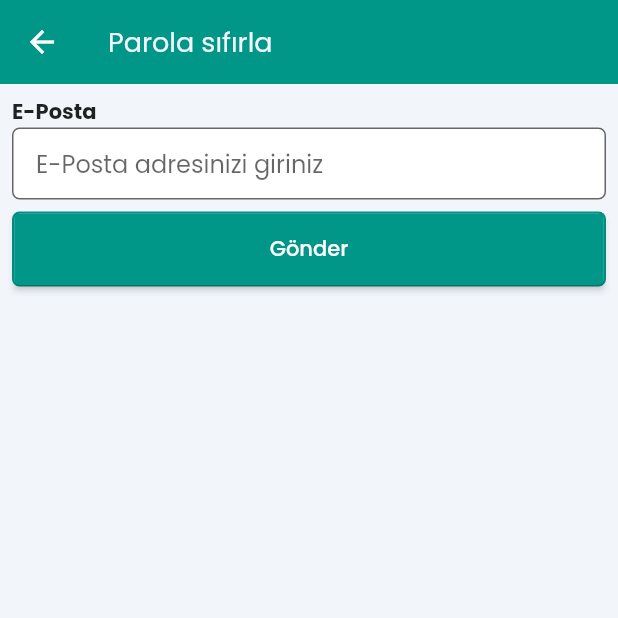
After one commit to berkanaslan/flutter_live_chat_app, a Flutter app: the ResetPassword screen opened directly, on a phone screen of 412 x 824 dp, the top half of it. The commit adds this screen. Run offline on Flutter 3.47's test engine with Material 2 defaults, Android fonts, the phone set to English and light mode, and no system bars; our stand-ins replace bubble, cloud_firestore, firebase_auth, firebase_core, firebase_messaging, firebase_storage and 6 more; accounts and stored records are empty.

Commit message:
Added reset password

```diff
--- a/lib/app/errors_exception.dart
+++ b/lib/app/errors_exception.dart
@@ -5,6 +5,8 @@ class Errors {
         return "Bu e-posta adresi zaten kullanılıyor. Lütfen farklı bir e-posta adresi kullanınız.";
       case 'user-not-found':
         return "Bu e-posta adresi ile kayıtlı bir kullanıcı yok. Lütfen geçerli bir e-posta adresi deneyiniz.";
+      case 'ınvalıd-emaıl':
+        return "Yazdığınız e-posta sistemimizde kayıtlı değil. Lütfen doğru bir e-posta hesabı giriniz.";
 
       default:
         return "Üzgünüz, bir hata oluştu.";
--- a/lib/app/sign_in/mail_and_pass_form.dart
+++ b/lib/app/sign_in/mail_and_pass_form.dart
@@ -1,6 +1,7 @@
 import 'package:firebase_core/firebase_core.dart';
 import 'package:flutter/material.dart';
 import 'package:flutter_live_chat_app/app/errors_exception.dart';
+import 'package:flutter_live_chat_app/app/sign_in/reset_password.dart';
 import 'package:flutter_live_chat_app/common_widgets/platform_alert_dialog.dart';
 import 'package:flutter_live_chat_app/common_widgets/sign_in_text_form_field.dart';
 import 'package:flutter_live_chat_app/common_widgets/social_log_in_button.dart';
@@ -30,6 +31,7 @@ class _MailAndPassFormState extends State<MailAndPassForm> {
   }
 
   _formSubmit() async {
+    setState(() {});
     _formKey.currentState.save();
     final _userViewModel = Provider.of<UserViewModel>(context, listen: false);
 
@@ -163,7 +165,8 @@ class _MailAndPassFormState extends State<MailAndPassForm> {
                                     color: Theme.of(context).primaryColor),
                               ),
                               onTap: () {
-                                print("Forgot pass codes");
+                                Navigator.of(context).push(MaterialPageRoute(
+                                    builder: (context) => ResetPassword()));
                               },
                             ),
                           ),
--- /dev/null
+++ b/lib/app/sign_in/reset_password.dart
@@ -0,0 +1,98 @@
+import 'package:firebase_auth/firebase_auth.dart';
+import 'package:flutter/material.dart';
+import 'package:flutter_live_chat_app/app/errors_exception.dart';
+import 'package:flutter_live_chat_app/common_widgets/platform_alert_dialog.dart';
+import 'package:flutter_live_chat_app/common_widgets/sign_in_text_form_field.dart';
+import 'package:flutter_live_chat_app/common_widgets/social_log_in_button.dart';
+import 'package:flutter_live_chat_app/view_models/user_view_model.dart';
+import 'package:provider/provider.dart';
+
+class ResetPassword extends StatefulWidget {
+  @override
+  _ResetPasswordState createState() => _ResetPasswordState();
+}
+
+class _ResetPasswordState extends State<ResetPassword> {
+  final _formKey = GlobalKey<FormState>();
+  String _mail;
+
+  _formSubmit() async {
+    setState(() {});
+    _formKey.currentState.save();
+    final _userViewModel = Provider.of<UserViewModel>(context, listen: false);
+
+    try {
+      await _userViewModel.resetPassword(_mail);
+      return PlatformAlertDialog(
+        title: "Başarılı!",
+        message:
+            "Şifrenizi sıfırlamanız için E-Posta adresinize bir mail gönderdik. Spam klasörünüzü kontrol etmeyi unutmayın.",
+        mainActionText: "Tamam",
+      ).show(context);
+    } on FirebaseException catch (e) {
+      return PlatformAlertDialog(
+        title: "Oturum açarken hata!",
+        message: Errors.showError(e.code.toString()),
+        mainActionText: "Tamam",
+      ).show(context);
+    }
+  }
+
+  @override
+  Widget build(BuildContext context) {
+    final _userViewModel = Provider.of<UserViewModel>(context, listen: true);
+    return Scaffold(
+      appBar: AppBar(
+        title: Text(
+          "Parola sıfırla",
+          style: TextStyle(
+            fontSize: 18,
+            color: Color(0xFFF2F6FA),
+          ),
+        ),
+      ),
+      body: _userViewModel.state == ViewState.Idle
+          ? SingleChildScrollView(
+              child: Form(
+                key: _formKey,
+                child: Padding(
+                  padding: const EdgeInsets.all(8.0),
+                  child: Column(
+                    crossAxisAlignment: CrossAxisAlignment.start,
+                    children: [
+                      Text(
+                        "E-Posta",
+                        textAlign: TextAlign.end,
+                        style: TextStyle(
+                          fontSize: 14,
+                          fontWeight: FontWeight.bold,
+                        ),
+                      ),
+                      SignInTextFormField(
+                        obscureText: false,
+                        hintText: "E-Posta adresinizi giriniz",
+                        keyboardType: TextInputType.emailAddress,
+                        errorText:
+                            _userViewModel.mailErrorMessageForReset != null
+                                ? _userViewModel.mailErrorMessageForReset
+                                : null,
+                        onSaved: (String inputMail) {
+                          _mail = inputMail;
+                        },
+                      ),
+                      SocialLogInButton(
+                        buttonText: "Gönder",
+                        buttonBgColor: Theme.of(context).primaryColor,
+                        onPressed: () => _formSubmit(),
+                      ),
+                    ],
+                  ),
+                ),
+              ),
+            )
+          : Center(
+              child: CircularProgressIndicator(),
+            ),
+    );
+  }
+}
--- a/lib/services/fake_auth_service.dart
+++ b/lib/services/fake_auth_service.dart
@@ -46,4 +46,5 @@ class FakeAuthService implements AuthBase {
       () => UserModel(userID: userID, mail: mail),
     );
   }
+
 }
--- a/lib/services/firebase_auth_service.dart
+++ b/lib/services/firebase_auth_service.dart
@@ -6,7 +6,7 @@ import 'package:google_sign_in/google_sign_in.dart';
 class FirebaseAuthService implements AuthBase {
   final FirebaseAuth _firebaseAuth = FirebaseAuth.instance;
 
-  UserModel _userFromFirebase(User user)  {
+  UserModel _userFromFirebase(User user) {
     if (user == null) {
       return null;
     } else {
@@ -89,4 +89,8 @@ class FirebaseAuthService implements AuthBase {
         .signInWithEmailAndPassword(email: mail, password: pass);
     return _userFromFirebase(userCredential.user);
   }
+
+ Future<void> resetPassword(String mail) async {
+    await _firebaseAuth.sendPasswordResetEmail(email: mail);
+  }
 }
```
Also changed, not shown: lib/repositories/user_repository.dart (+8 -0 lines), lib/view_models/user_view_model.dart (+23 -1 lines).
